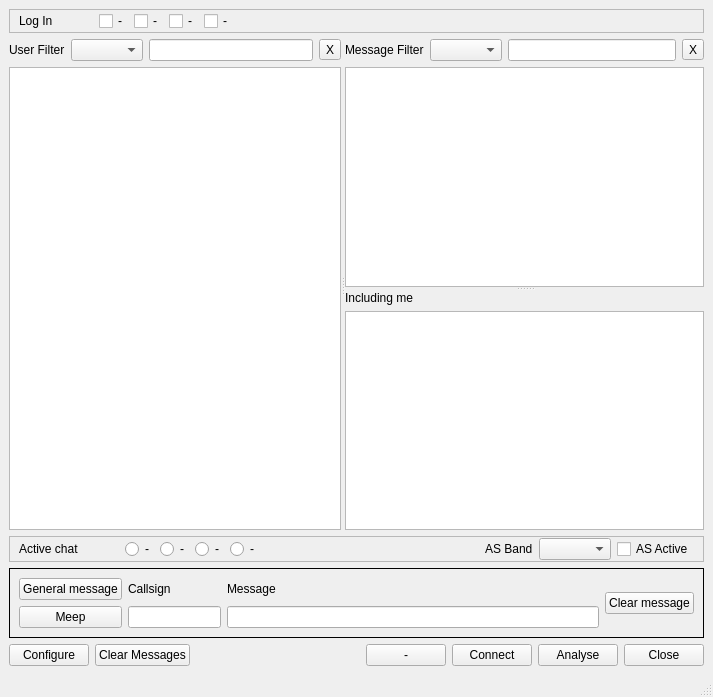
Rsclub22/Minos2-Mirror, file mqt/MqtKSTClient/kstmainwindow.ui: the form before one commit.
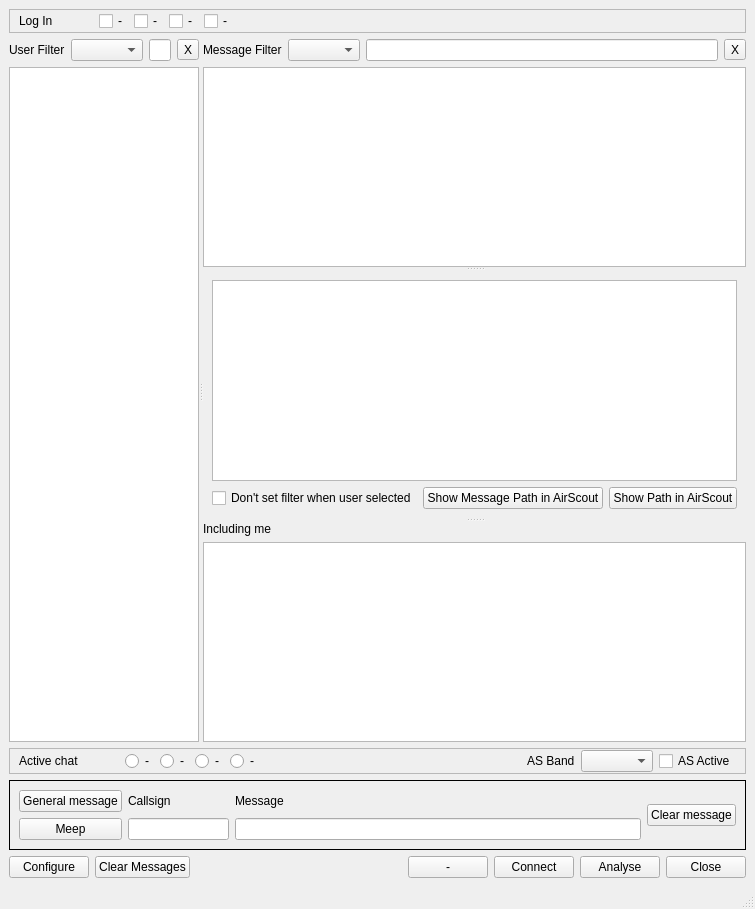
The form after the commit. Custom widgets are drawn as their Qt base class.

What changed in the file:
```diff
--- a/mqt/MqtKSTClient/kstmainwindow.ui
+++ b/mqt/MqtKSTClient/kstmainwindow.ui
@@ -7,14 +7,14 @@
     <x>0</x>
     <y>0</y>
     <width>713</width>
-    <height>697</height>
+    <height>909</height>
    </rect>
   </property>
   <property name="windowTitle">
    <string>Minos KST Client</string>
   </property>
   <widget class="QWidget" name="centralwidget">
-   <layout class="QVBoxLayout" name="verticalLayout_7">
+   <layout class="QVBoxLayout" name="verticalLayout_8">
     <item>
      <widget class="QFrame" name="frame">
       <property name="toolTip">
@@ -222,6 +222,51 @@
          </item>
         </layout>
        </widget>
+       <widget class="QFrame" name="planesFrame">
+        <layout class="QVBoxLayout" name="verticalLayout_7">
+         <item>
+          <widget class="QTextEdit" name="planesText"/>
+         </item>
+         <item>
+          <layout class="QHBoxLayout" name="horizontalLayout_5">
+           <item>
+            <widget class="QCheckBox" name="noSetCallcb">
+             <property name="text">
+              <string>Don't set filter when user selected</string>
+             </property>
+            </widget>
+           </item>
+           <item>
+            <spacer name="horizontalSpacer_3">
+             <property name="orientation">
+              <enum>Qt::Horizontal</enum>
+             </property>
+             <property name="sizeHint" stdset="0">
+              <size>
+               <width>40</width>
+               <height>20</height>
+              </size>
+             </property>
+            </spacer>
+           </item>
+           <item>
+            <widget class="QPushButton" name="showMPath">
+             <property name="text">
+              <string>Show Message Path in AirScout</string>
+             </property>
+            </widget>
+           </item>
+           <item>
+            <widget class="QPushButton" name="showInAS">
+             <property name="text">
+              <string>Show Path in AirScout</string>
+             </property>
+            </widget>
+           </item>
+          </layout>
+         </item>
+        </layout>
+       </widget>
        <widget class="QWidget" name="layoutWidget3">
         <layout class="QVBoxLayout" name="verticalLayout_4">
          <item>
```
Left out of the diff: 3 changed lines with no effect on the pictures.
